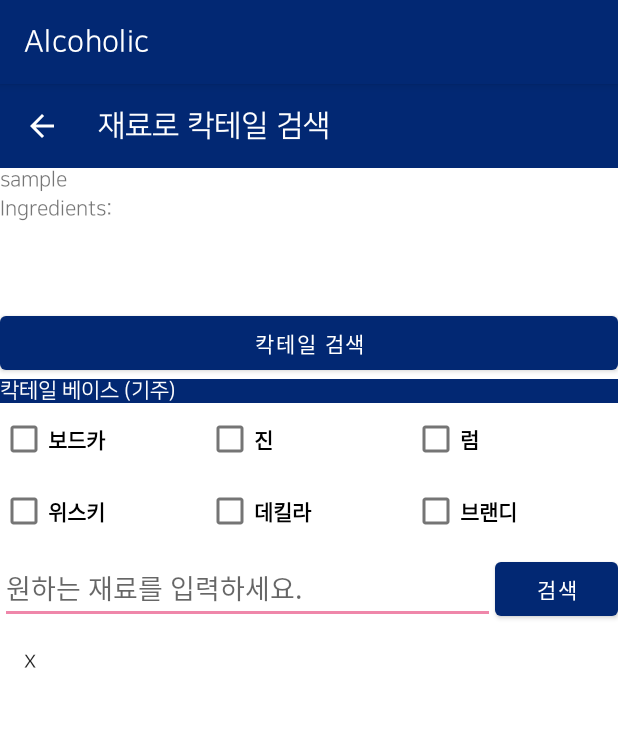
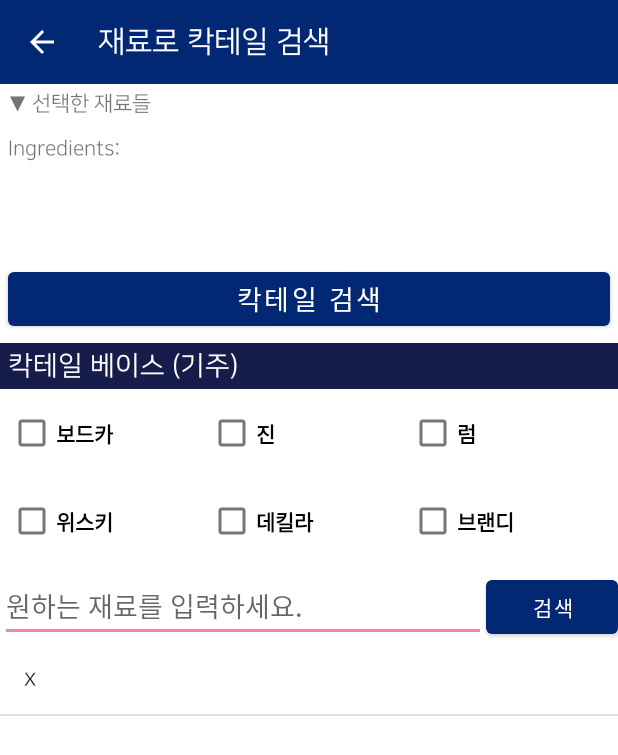
Before and after one commit to WiFros/Alcoholic, an Android app: the API_Search_Ingredient screen opened directly, with no data from a screen before it, after a tap on "검색", on a phone screen of 412 x 824 dp. Shown: the top 755 px of the screen. Run offline under Robolectric (Android 15) with nearby library versions, the phone set to English and light mode, and no system bars.

Commit message:
Modify design
사~소한 디테일 변경
(타이틀 바 제거, 여백 추가, exception 변경 등)

```diff
--- a/Alcoholics/app/src/main/java/com/hanul/alcoholic/Registe/LoginActivity.java
+++ b/Alcoholics/app/src/main/java/com/hanul/alcoholic/Registe/LoginActivity.java
@@ -57,7 +57,7 @@ public class LoginActivity extends AppCompatActivity {
                     }).show();
                 }
 
-                else if (!strEmail.contains("@") || !strEmail.contains(".com")) {
+                else if (!strEmail.contains("@") || !strEmail.contains(".")) {
                     //Toast.makeText(getApplicationContext(), "err!", Toast.LENGTH_SHORT).show();
                     AlertDialog.Builder caution = new AlertDialog.Builder(LoginActivity.this);
                     caution.setMessage("올바르지 않은 아이디 형식입니다.");
--- /dev/null
+++ b/Alcoholics/app/src/main/res/drawable/ic_baseline_image_search.xml
@@ -0,0 +1,5 @@
+<vector android:height="24dp" android:tint="#3B3D47"
+    android:viewportHeight="24" android:viewportWidth="24"
+    android:width="24dp" xmlns:android="http://schemas.android.com/apk/res/android">
+    <path android:fillColor="@android:color/white" android:pathData="M18,13v7L4,20L4,6h5.02c0.05,-0.71 0.22,-1.38 0.48,-2L4,4c-1.1,0 -2,0.9 -2,2v14c0,1.1 0.9,2 2,2h14c1.1,0 2,-0.9 2,-2v-5l-2,-2zM16.5,18h-11l2.75,-3.53 1.96,2.36 2.75,-3.54zM19.3,8.89c0.44,-0.7 0.7,-1.51 0.7,-2.39C20,4.01 17.99,2 15.5,2S11,4.01 11,6.5s2.01,4.5 4.49,4.5c0.88,0 1.7,-0.26 2.39,-0.7L21,13.42 22.42,12 19.3,8.89zM15.5,9C14.12,9 13,7.88 13,6.5S14.12,4 15.5,4 18,5.12 18,6.5 16.88,9 15.5,9z"/>
+</vector>
--- a/Alcoholics/app/src/main/res/layout/api_search_ingredient.xml
+++ b/Alcoholics/app/src/main/res/layout/api_search_ingredient.xml
@@ -9,7 +9,7 @@
     <LinearLayout
         android:id="@+id/postContent"
         android:layout_width="match_parent"
-        android:layout_height="wrap_content"
+        android:layout_height="match_parent"
         android:orientation="vertical"
         app:layout_constraintEnd_toEndOf="parent"
         app:layout_constraintStart_toStartOf="parent"
@@ -45,7 +45,8 @@
             android:id="@+id/sampleText"
             android:layout_width="match_parent"
             android:layout_height="wrap_content"
-            android:text="sample"/>
+            android:layout_margin="5dp"
+            android:text="▼ 선택한 재료들"/>
         <View
             android:layout_width="match_parent"
             android:layout_height="5px"
@@ -55,20 +56,25 @@
             android:id="@+id/ingredientList"
             android:layout_width="match_parent"
             android:layout_height="73dp"
+            android:layout_margin="5dp"
             android:layout_gravity="center"
             android:text="Ingredients: " />
         <Button
             android:id="@+id/search"
             android:layout_width="match_parent"
             android:layout_height="wrap_content"
+            android:layout_margin="5dp"
             android:text="칵테일 검색"
+            android:textSize="18sp"
             />
         <TextView
             android:id="@+id/labelCocktail"
             android:layout_width="match_parent"
             android:layout_height="wrap_content"
-            android:background="@color/primary"
+            android:background="@color/ic_logo_background"
             android:text="칵테일 베이스 (기주)"
+            android:padding="5dp"
+            android:textSize="18sp"
             android:textColor="@android:color/white"
             android:textStyle="bold" />
 
@@ -77,6 +83,7 @@
         <LinearLayout
             android:layout_width="match_parent"
             android:layout_height="wrap_content"
+            android:layout_margin="5dp"
             android:orientation="horizontal">
             <CheckBox
                 android:id="@+id/chkVodka"
@@ -105,6 +112,7 @@
         <LinearLayout
             android:layout_width="match_parent"
             android:layout_height="wrap_content"
+            android:layout_margin="5dp"
             android:orientation="horizontal">
 
 
@@ -143,8 +151,9 @@
 
             <EditText
                 android:id="@+id/editText_search"
-                android:layout_width="330dp"
+                android:layout_width="wrap_content"
                 android:layout_height="wrap_content"
+                android:layout_weight="6"
                 android:ems="10"
                 android:hint="원하는 재료를 입력하세요."
                 android:maxLines="1"
@@ -155,6 +164,7 @@
                 android:id="@+id/btn_search"
                 android:layout_width="wrap_content"
                 android:layout_height="wrap_content"
+
                 android:text="검색" />
 
         </LinearLayout>
--- a/Alcoholics/app/src/main/res/layout/detailrecipedialog.xml
+++ b/Alcoholics/app/src/main/res/layout/detailrecipedialog.xml
@@ -2,13 +2,14 @@
 <LinearLayout xmlns:android="http://schemas.android.com/apk/res/android"
     android:layout_width="match_parent"
     android:layout_height="match_parent"
-    android:orientation="vertical">
+    android:orientation="vertical"
+    android:layout_margin="6dp">
 
     <ImageView
         android:layout_width="match_parent"
         android:layout_height="300dp"
         android:id="@+id/detailRecipeImg"
-        android:src="@drawable/cocktailimg32px"/>
+        android:src="@drawable/ic_baseline_image_search"/>
 
     <TextView
         android:layout_width="match_parent"
```
Also changed, not shown: Alcoholics/app/src/main/AndroidManifest.xml (+11 -5 lines), Alcoholics/app/src/main/res/layout/api_recipe.xml (+12 -11 lines), Alcoholics/app/src/main/res/layout/api_search_name.xml (+5 -3 lines).
